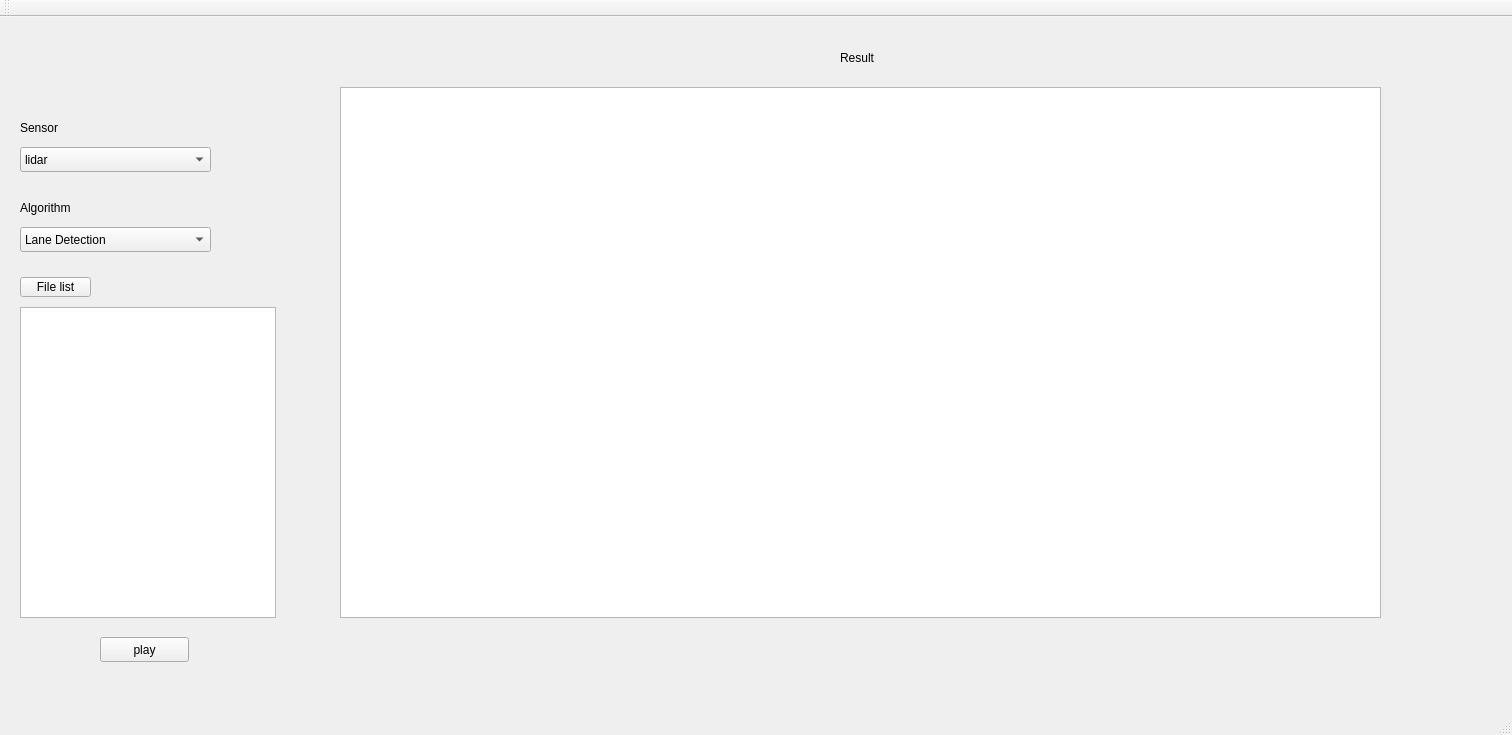
The window that GroundStation/Algorithmtest/mainwindow.ui (dazory/diva2) describes before a commit, drawn with Qt 5.
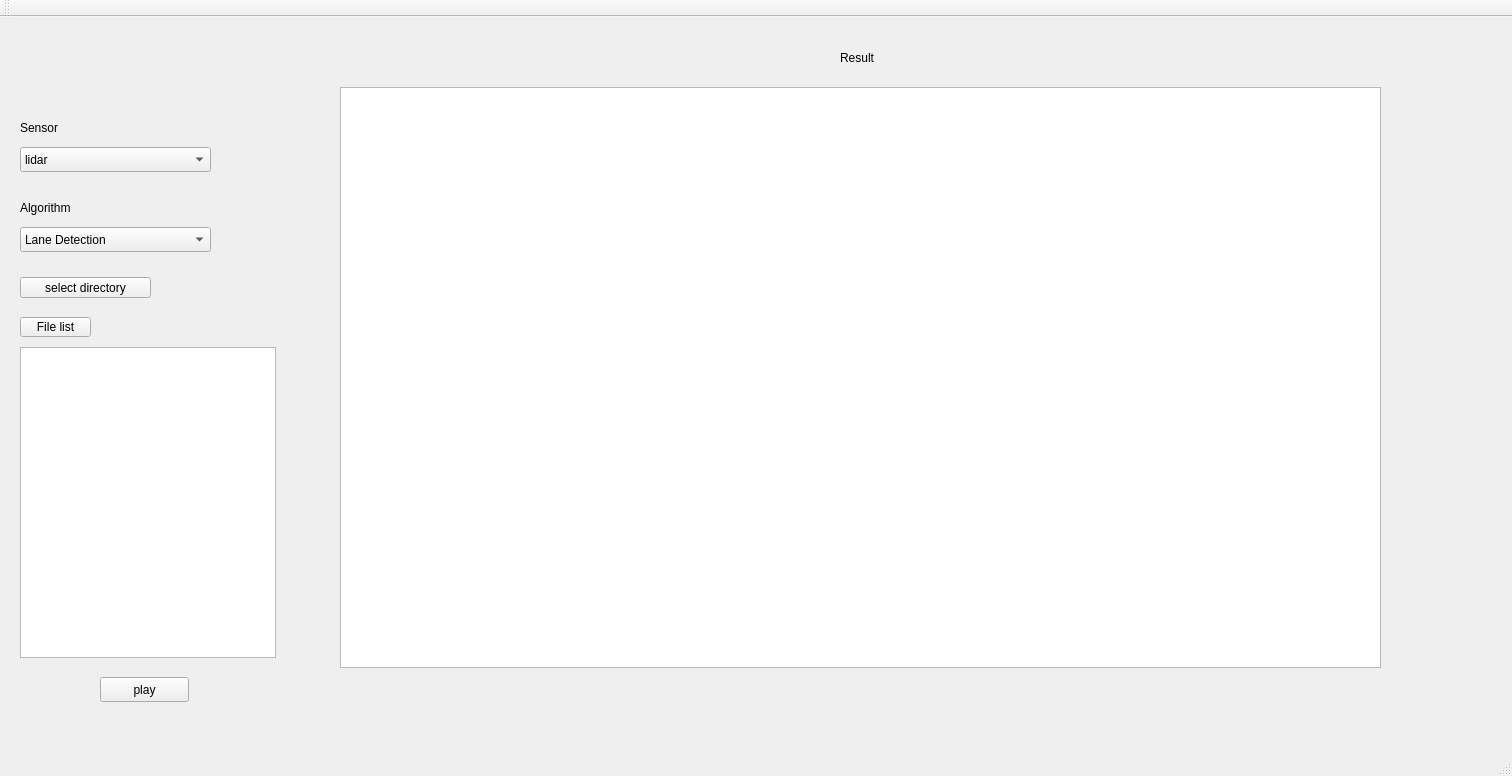
The same window after the commit.

Commit message: list print completed

```diff
--- a/GroundStation/Algorithmtest/mainwindow.ui
+++ b/GroundStation/Algorithmtest/mainwindow.ui
@@ -7,7 +7,7 @@
     <x>0</x>
     <y>0</y>
     <width>1512</width>
-    <height>735</height>
+    <height>776</height>
    </rect>
   </property>
   <property name="windowTitle">
@@ -133,7 +133,7 @@
       <x>340</x>
       <y>70</y>
       <width>1041</width>
-      <height>531</height>
+      <height>581</height>
      </rect>
     </property>
     <property name="styleSheet">
@@ -153,21 +153,11 @@
      <string>Result</string>
     </property>
    </widget>
-   <widget class="QListView" name="listView">
-    <property name="geometry">
-     <rect>
-      <x>20</x>
-      <y>290</y>
-      <width>256</width>
-      <height>311</height>
-     </rect>
-    </property>
-   </widget>
    <widget class="QPushButton" name="pushButton">
     <property name="geometry">
      <rect>
       <x>100</x>
-      <y>620</y>
+      <y>660</y>
       <width>89</width>
       <height>25</height>
      </rect>
@@ -180,7 +170,7 @@
     <property name="geometry">
      <rect>
       <x>20</x>
-      <y>260</y>
+      <y>300</y>
       <width>71</width>
       <height>20</height>
      </rect>
@@ -189,6 +179,29 @@
      <string>File list</string>
     </property>
    </widget>
+   <widget class="QPushButton" name="pushButton_select">
+    <property name="geometry">
+     <rect>
+      <x>20</x>
+      <y>260</y>
+      <width>131</width>
+      <height>21</height>
+     </rect>
+    </property>
+    <property name="text">
+     <string>select directory</string>
+    </property>
+   </widget>
+   <widget class="QListWidget" name="listDir">
+    <property name="geometry">
+     <rect>
+      <x>20</x>
+      <y>330</y>
+      <width>256</width>
+      <height>311</height>
+     </rect>
+    </property>
+   </widget>
   </widget>
   <widget class="QMenuBar" name="menubar">
    <property name="geometry">
```
The commit also changes 9 other files.
